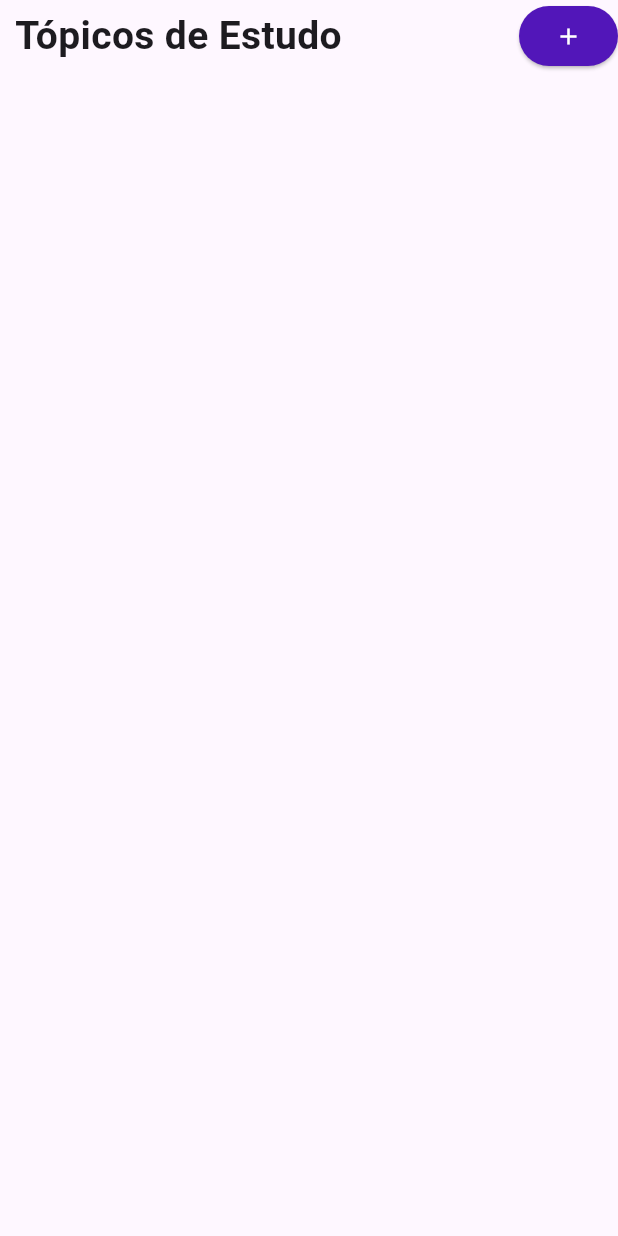
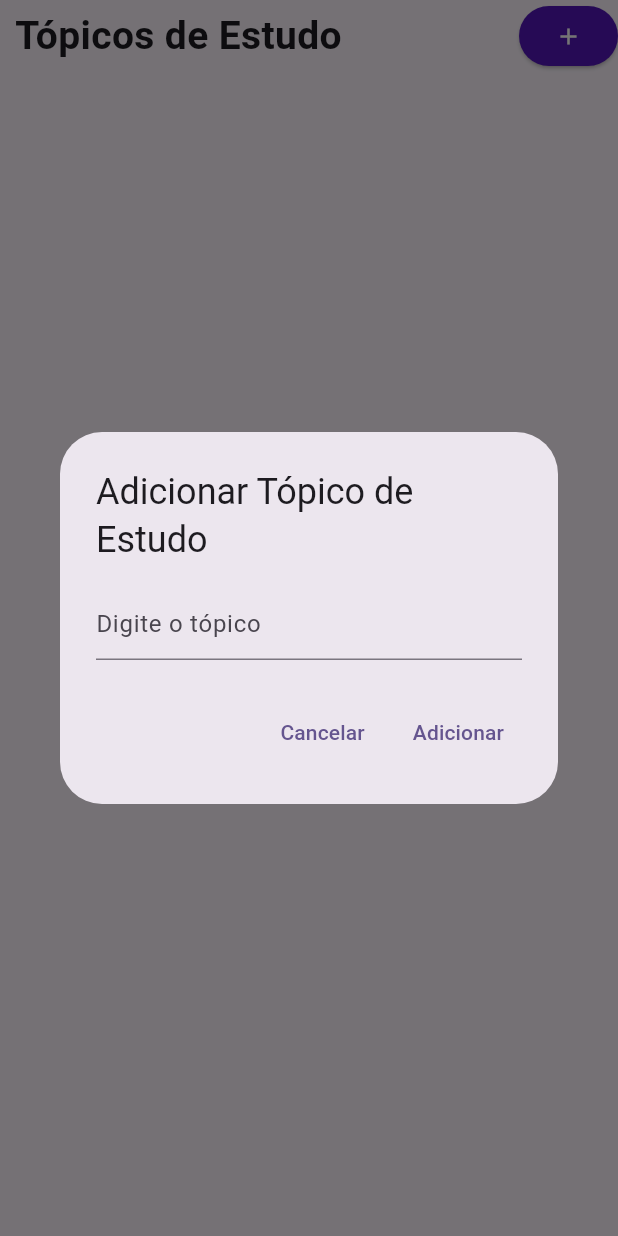
Before and after one commit to danielrocha28/Kairoz, a Flutter app: the StudyTopicsList widget shown alone on an empty page, opened directly, after a tap on the "add" icon, on a phone screen of 412 x 824 dp. Run offline on Flutter 3.47's test engine with Material 3 defaults, Android fonts, the phone set to English and light mode, and no system bars; our stand-ins replace carousel_slider, fl_chart, flutter_dotenv, google_nav_bar, shared_preferences, shimmer and 2 more; accounts and stored records are empty; network calls fail.

Commit message:
Atualização study topic e service

```diff
--- a/kairoz_app/lib/widgets/my_study_topic.dart
+++ b/kairoz_app/lib/widgets/my_study_topic.dart
@@ -68,10 +68,7 @@ class _StudyTopicsListState extends State<StudyTopicsList> {
                 style: TextStyle(fontSize: 26, fontWeight: FontWeight.w700),
               ),
               ElevatedButton(
-                onPressed: () async {
-                  final result = await _studyTopicsService.getTopicList();
-                  print(result); // Ou use o resultado como quiser
-                },
+                onPressed: showAddStudyTopicDialog,
                 style: ElevatedButton.styleFrom(
                   backgroundColor: kairozDarkPurple, // Define a cor de fundo
                 ),
@@ -80,14 +77,18 @@ class _StudyTopicsListState extends State<StudyTopicsList> {
             ],
           ),
         ),
-
         // Lista de tópicos de estudo
         Expanded(
             child: FutureBuilder(
           future: _studyTopicsService.getTopicList(),
           builder: (context, snapshot) {
             if (snapshot.connectionState == ConnectionState.waiting) {
-              return CircularProgressIndicator(); // Exibe indicador de carregamento
+              return Column(mainAxisSize: MainAxisSize.min, children: [
+                SizedBox(
+                  height: 15,
+                ),
+                CircularProgressIndicator()
+              ]); // Exibe indicador de carregamento
             } else if (snapshot.hasError) {
               return Text('Erro: ${snapshot.error}');
             } else {
```
Also changed, not shown: kairoz_app/lib/services/study_topics_service.dart (+11 -8 lines).
